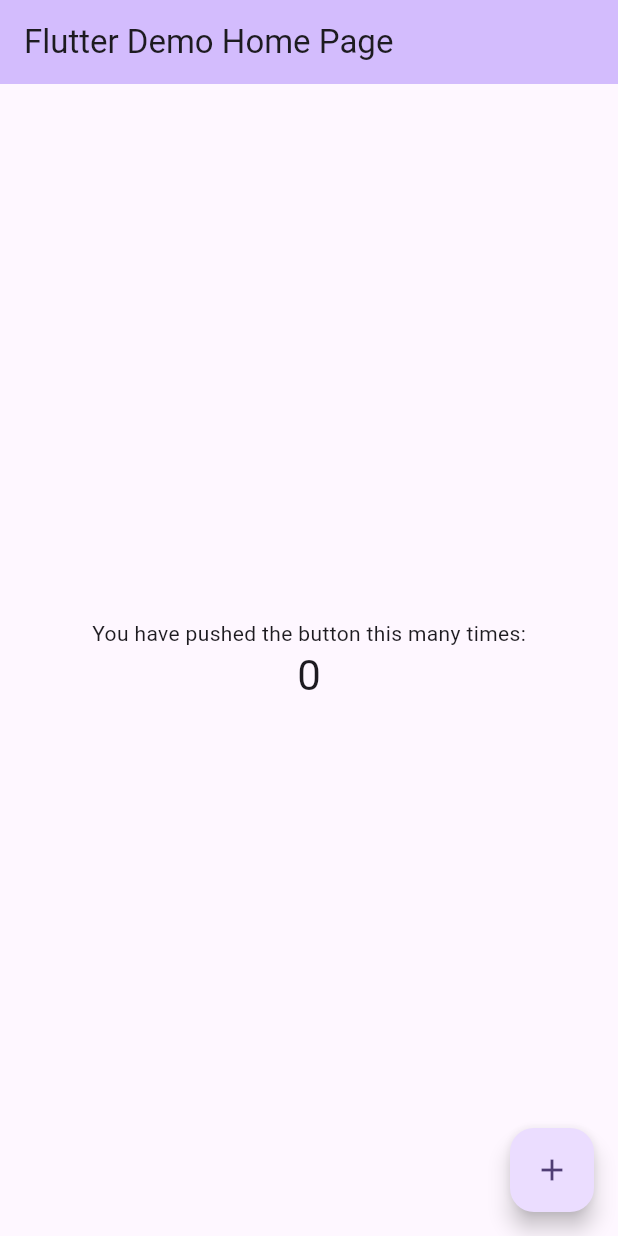
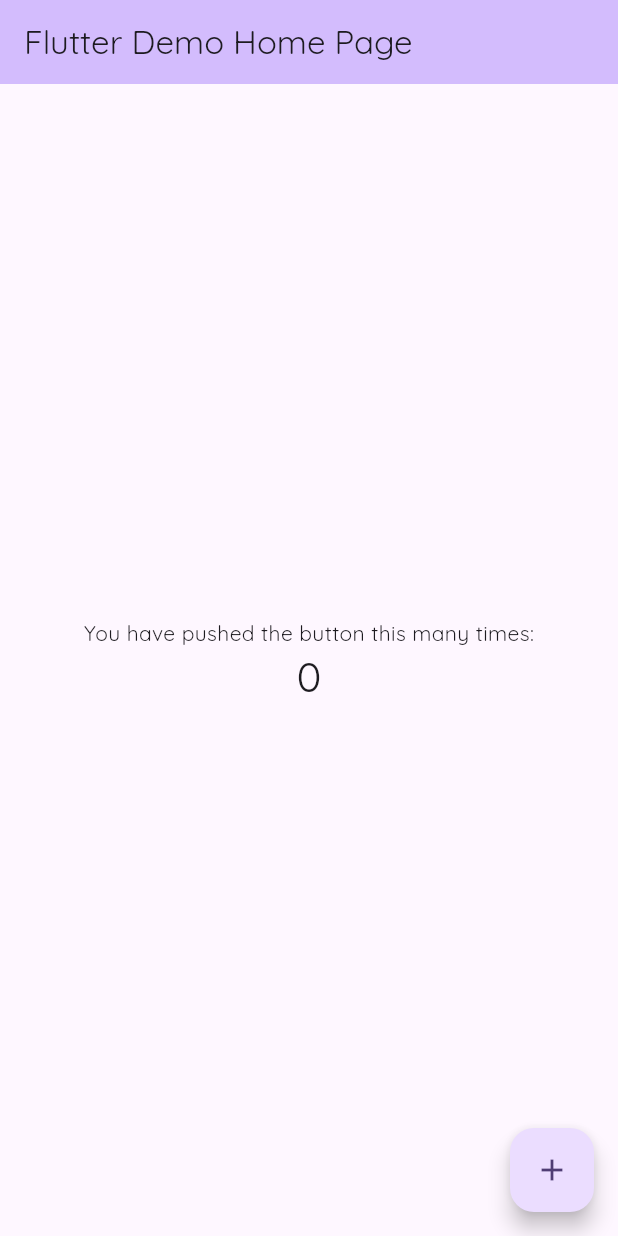
Before and after one commit to aankitasoni/Quizzer, a Flutter app: the screen it shows after launch, on a phone screen of 412 x 824 dp. Run offline on Flutter 3.47's test engine with Material 3 defaults, Android fonts, the phone set to English and light mode, and no system bars.

Commit message:
fonts added

```diff
--- a/lib/main.dart
+++ b/lib/main.dart
@@ -11,8 +11,10 @@ class MyApp extends StatelessWidget {
   @override
   Widget build(BuildContext context) {
     return MaterialApp(
+      debugShowCheckedModeBanner: false,
       title: 'Flutter Demo',
       theme: ThemeData(
+        fontFamily: "quick",
         colorScheme: ColorScheme.fromSeed(seedColor: Colors.deepPurple),
         useMaterial3: true,
       ),
```
Also changed, not shown: pubspec.yaml (+12 -1 lines).
